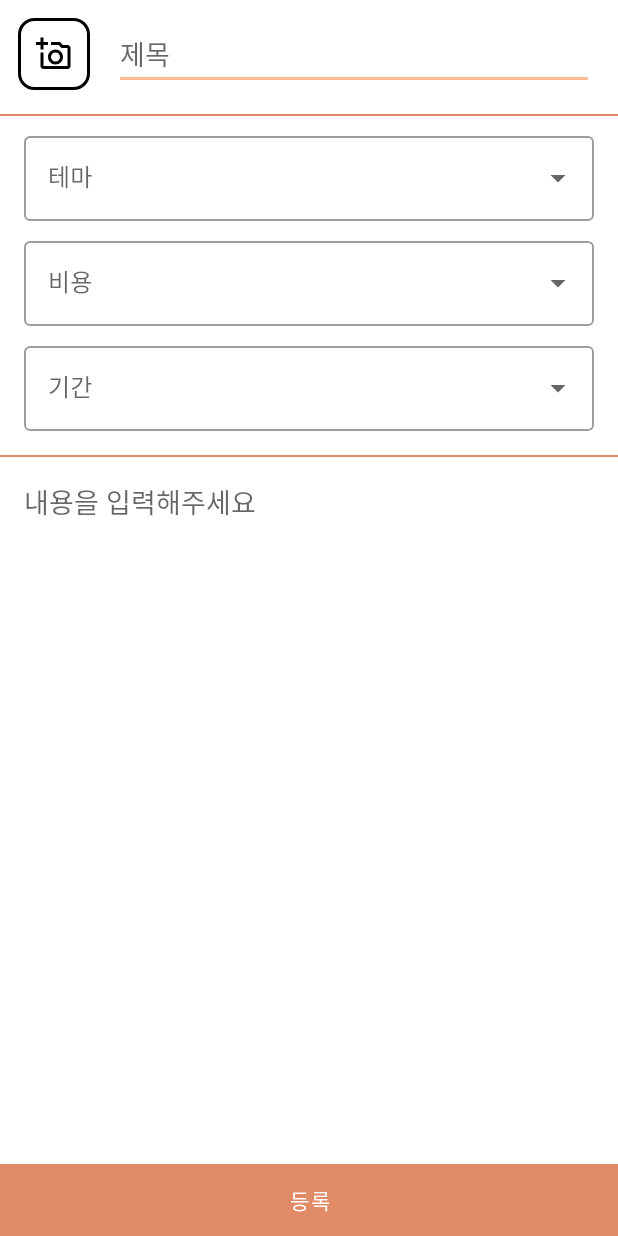
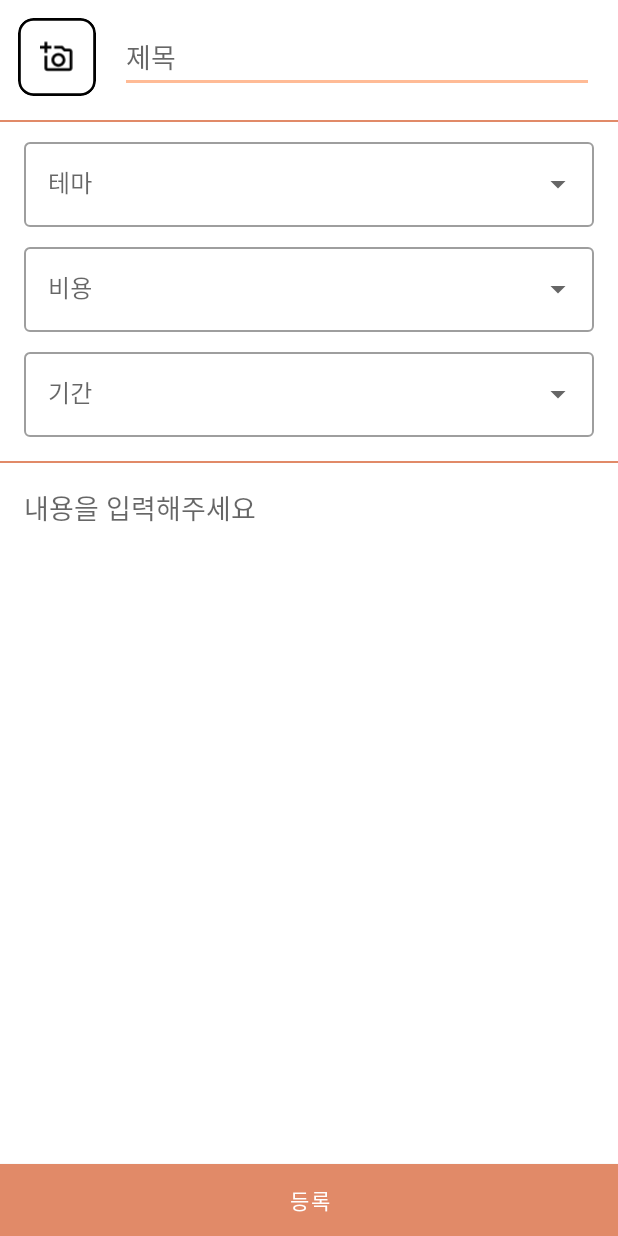
Before and after one commit to dahaeng/dahaeng-android, an Android app: the WriteActivity screen opened directly, with no data from a screen before it, on a phone screen of 412 x 824 dp. Run offline under Robolectric (Android 15) with nearby library versions, the phone set to English and light mode, and no system bars; our stand-ins replace Dagger/Hilt's generated code, data binding; libraries missing offline, so code that uses them is left out: androidx.databinding.library; pictures from the network do not load; 1 statement that could not run was skipped.

```diff
--- a/domain/src/main/kotlin/team/dahaeng/android/domain/community/model/Post.kt
+++ b/domain/src/main/kotlin/team/dahaeng/android/domain/community/model/Post.kt
@@ -10,13 +10,11 @@
 package team.dahaeng.android.domain.community.model
 
 data class Post(
-    val number: Long = 0,
     val imgUrl: String = "",
     val title: String = "",
     val content: String = "",
     val expense: String = "",
     val period: String = "",
-    val tagLocation: String = "",
     val tagTheme: String = "",
     val id: String = ""
 )
--- a/domain/src/main/kotlin/team/dahaeng/android/domain/community/repository/FirebaseRepository.kt
+++ b/domain/src/main/kotlin/team/dahaeng/android/domain/community/repository/FirebaseRepository.kt
@@ -13,6 +13,8 @@ import android.net.Uri
 import team.dahaeng.android.domain.community.model.Post
 
 interface FirebaseRepository {
-    fun uploadImage(uri : Uri)
+    fun uploadImage(uri : Uri, imgFileName : String)
+    fun uploadPost(post : Post)
     suspend fun importPost() : List<Post>
+
 }
--- a/presentation/src/main/kotlin/team/dahaeng/android/activity/community/CommunityAdapter.kt
+++ b/presentation/src/main/kotlin/team/dahaeng/android/activity/community/CommunityAdapter.kt
@@ -51,7 +51,7 @@ class CommunityAdapter : ListAdapter<Post, CommunityAdapter.PostViewHolder>(Post
             val storageRef = Firebase.storage.reference
             binding.post = post
             binding.executePendingBindings()
-            storageRef.child(post.imgUrl).downloadUrl.addOnSuccessListener { uri ->
+            storageRef.child("image").child(post.imgUrl).downloadUrl.addOnSuccessListener { uri ->
                 Glide.with(binding.root).load(uri).fitCenter().into(binding.ivTravelphoto)
             }.addOnFailureListener { exception ->
                 Log.e("GLIDE EXCEPTION", exception.message.toString())
@@ -68,7 +68,7 @@ class CommunityAdapter : ListAdapter<Post, CommunityAdapter.PostViewHolder>(Post
 
         @SuppressLint
         override fun areContentsTheSame(oldItem: Post, newItem: Post): Boolean {
-            return oldItem.number == newItem.number
+            return oldItem.content  == newItem.content
         }
     }
 
--- a/presentation/src/main/res/drawable/bg_baseline_camera.xml
+++ b/presentation/src/main/res/drawable/bg_baseline_camera.xml
@@ -1,4 +1,9 @@
 <?xml version="1.0" encoding="utf-8"?>
+<layer-list xmlns:android="http://schemas.android.com/apk/res/android">
+
+
+<item>
+
     <shape xmlns:android="http://schemas.android.com/apk/res/android"
         android:shape="rectangle">
         <solid android:color="@color/white"/>
@@ -12,3 +17,12 @@
             android:color="@color/black"/>
 
     </shape>
+</item>
+    <item android:drawable="@drawable/ic_baseline_add_photo_24"
+        android:left="16dp"
+        android:top="16dp"
+        android:right="16dp"
+        android:bottom="16dp">
+
+    </item>
+</layer-list>
--- a/presentation/src/main/res/drawable/ic_baseline_add_photo_36.xml
+++ /dev/null
@@ -1,4 +0,0 @@
-<vector android:height="36dp" android:viewportHeight="24"
-    android:viewportWidth="24" android:width="36dp" xmlns:android="http://schemas.android.com/apk/res/android">
-    <path android:fillColor="#000000" android:pathData="M21,6h-3.17L16,4h-6v2h5.12l1.83,2L21,8v12L5,20v-9L3,11v9c0,1.1 0.9,2 2,2h16c1.1,0 2,-0.9 2,-2L23,8c0,-1.1 -0.9,-2 -2,-2zM8,14c0,2.76 2.24,5 5,5s5,-2.24 5,-5 -2.24,-5 -5,-5 -5,2.24 -5,5zM13,11c1.65,0 3,1.35 3,3s-1.35,3 -3,3 -3,-1.35 -3,-3 1.35,-3 3,-3zM5,6h3L8,4L5,4L5,1L3,1v3L0,4v2h3v3h2z"/>
-</vector>
--- a/presentation/src/main/res/drawable/ic_baseline_add_photo_48.xml
+++ /dev/null
@@ -1,4 +0,0 @@
-<vector android:height="48dp" android:viewportHeight="24"
-    android:viewportWidth="24" android:width="48dp" xmlns:android="http://schemas.android.com/apk/res/android">
-    <path android:fillColor="#000000" android:pathData="M21,6h-3.17L16,4h-6v2h5.12l1.83,2L21,8v12L5,20v-9L3,11v9c0,1.1 0.9,2 2,2h16c1.1,0 2,-0.9 2,-2L23,8c0,-1.1 -0.9,-2 -2,-2zM8,14c0,2.76 2.24,5 5,5s5,-2.24 5,-5 -2.24,-5 -5,-5 -5,2.24 -5,5zM13,11c1.65,0 3,1.35 3,3s-1.35,3 -3,3 -3,-1.35 -3,-3 1.35,-3 3,-3zM5,6h3L8,4L5,4L5,1L3,1v3L0,4v2h3v3h2z"/>
-</vector>
--- a/presentation/src/main/res/layout/activity_write.xml
+++ b/presentation/src/main/res/layout/activity_write.xml
@@ -30,30 +30,23 @@
             app:layout_constraintStart_toStartOf="parent"
             app:layout_constraintTop_toTopOf="parent">
 
-            <androidx.constraintlayout.widget.ConstraintLayout
-                android:id="@+id/constraintLayout"
-                android:layout_width="wrap_content"
-                android:layout_height="wrap_content"
-                android:layout_marginLeft="12dp"
-                android:layout_marginTop="12dp"
-                android:background="@drawable/bg_baseline_camera"
+
+            <com.google.android.material.imageview.ShapeableImageView
+                android:id="@+id/iv_travelphoto"
+                android:layout_width="52dp"
+                android:layout_height="52dp"
+                android:layout_margin="12dp"
+                android:layout_marginStart="16dp"
+                android:src="@drawable/bg_baseline_camera"
+                app:shapeAppearanceOverlay="@style/iv_round_border"
                 app:layout_constraintStart_toStartOf="parent"
                 app:layout_constraintTop_toTopOf="parent">
 
-                <ImageButton
-                    android:layout_width="wrap_content"
-                    android:layout_height="wrap_content"
-                    android:layout_margin="12dp"
-                    android:background="@drawable/ic_baseline_add_photo_24"
-                    app:layout_constraintBottom_toBottomOf="parent"
-                    app:layout_constraintEnd_toEndOf="parent"
-                    app:layout_constraintStart_toStartOf="parent"
-                    app:layout_constraintTop_toTopOf="parent"></ImageButton>
+            </com.google.android.material.imageview.ShapeableImageView>
 
-            </androidx.constraintlayout.widget.ConstraintLayout>
 
             <com.google.android.material.textfield.TextInputEditText
-                android:id="@+id/editText"
+                android:id="@+id/textinputedittext_title"
                 android:layout_width="0dp"
                 android:layout_height="wrap_content"
 
@@ -61,16 +54,17 @@
                 android:ellipsize="end"
                 android:hint="제목"
                 android:maxLines="1"
+                app:layout_constraintBottom_toBottomOf="@+id/iv_travelphoto"
                 app:layout_constraintEnd_toEndOf="parent"
-                app:layout_constraintStart_toEndOf="@+id/constraintLayout"
-                app:layout_constraintTop_toTopOf="@+id/constraintLayout"></com.google.android.material.textfield.TextInputEditText>
+                app:layout_constraintStart_toEndOf="@+id/iv_travelphoto"
+                app:layout_constraintTop_toTopOf="@+id/iv_travelphoto"></com.google.android.material.textfield.TextInputEditText>
 
             <LinearLayout
+                android:layout_marginTop="16dp"
                 android:layout_width="match_parent"
                 android:layout_height="wrap_content"
-                android:layout_marginTop="16dp"
                 android:orientation="vertical"
-                app:layout_constraintTop_toBottomOf="@+id/constraintLayout">
+                app:layout_constraintTop_toBottomOf="@+id/iv_travelphoto">
 
                 <LinearLayout
                     android:layout_width="match_parent"
@@ -134,15 +128,16 @@
                 </com.google.android.material.textfield.TextInputLayout>
 
                 <LinearLayout
-                    android:layout_marginTop="8dp"
                     android:layout_width="match_parent"
                     android:layout_height="1dp"
+                    android:layout_marginTop="8dp"
                     android:background="@color/primary"></LinearLayout>
             </LinearLayout>
 
         </androidx.constraintlayout.widget.ConstraintLayout>
 
         <com.google.android.material.textfield.TextInputEditText
+            android:id="@+id/textinputedittext_content"
             android:padding="16dp"
             android:gravity="start"
             android:hint="내용을 입력해주세요"
```
Also changed, not shown: data/src/main/kotlin/team/dahaeng/android/data/community/repository/FirebaseRepositoryImpl.kt (+27 -14 lines), domain/src/main/kotlin/team/dahaeng/android/domain/community/usecase/UploadImageToStorageUseCase.kt (added, +21 -0 lines), domain/src/main/kotlin/team/dahaeng/android/domain/community/usecase/UploadPostToStorageUseCase.kt (renamed from domain/src/main/kotlin/team/dahaeng/android/domain/community/usecase/UploadFirebaseStorageUseCase.kt, +5 -5 lines), presentation/src/main/kotlin/team/dahaeng/android/activity/community/module/UseCaseModule.kt (+10 -3 lines), presentation/src/main/kotlin/team/dahaeng/android/activity/wirte/WriteActivity.kt (+19 -4 lines), presentation/src/main/kotlin/team/dahaeng/android/activity/wirte/WriteViewModel.kt (+42 -3 lines). Lines whose indentation alone changed are shown as unchanged.
